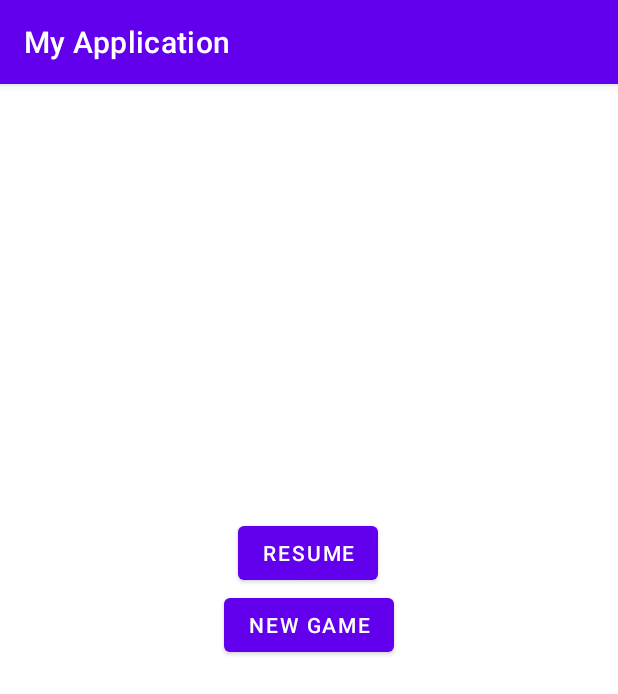
After one commit to Wassim-AlKhouri/TDI, an Android app: the fragment Pause_fragment shown on its own in the app's theme, on a phone screen of 412 x 824 dp. The commit adds this screen. Shown: the top 694 px of the screen. Run offline under Robolectric (Android 15) with nearby library versions, the phone set to English and light mode, and no system bars.

Commit message:
fragment
ajout de framgent de pause + new game

```diff
--- a/app/build.gradle
+++ b/app/build.gradle
@@ -37,6 +37,7 @@ dependencies {
     implementation 'androidx.appcompat:appcompat:1.4.1'
     implementation 'com.google.android.material:material:1.5.0'
     implementation 'androidx.constraintlayout:constraintlayout:2.1.3'
+    implementation 'androidx.legacy:legacy-support-v4:1.0.0'
     testImplementation 'junit:junit:4.13.2'
     androidTestImplementation 'androidx.test.ext:junit:1.1.3'
     androidTestImplementation 'androidx.test.espresso:espresso-core:3.4.0'
--- a/app/src/main/java/com/example/myapplication/Monster.kt
+++ b/app/src/main/java/com/example/myapplication/Monster.kt
@@ -20,7 +20,6 @@ abstract class Monster(open var LastMouvement:Long, open var view: DrawingView,
     var pos = 0
     abstract var health : Int
     var dead = false
-    var deadExplosif = false
     var iced = false
     var iced_time:Long = 0
     var d = 0f
@@ -150,7 +149,7 @@ class Explosif_Monster(override var LastMouvement:Long, override var view: Drawi
 
     override fun attacked(damage: Int, ice: Boolean) {
         health -= damage
-        if (health <= 0){ deadExplosif = true }
+        if (health <= 0){ dead = true }
         if (ice){iced=true;iced_time=SystemClock.elapsedRealtime()}
     }
 
@@ -161,7 +160,7 @@ class Explosif_Monster(override var LastMouvement:Long, override var view: Drawi
                 val ran = (0 until view.Towers.size).random()
                 view.map.Cells[(view.Col * view.Towers[ran].Position[1]) + view.Towers[ran].Position[0]].type = 0
                 view.Towers.remove(view.Towers[ran])
-                this.deadExplosif = true
+                this.dead = true
             }
         }
     }
--- /dev/null
+++ b/app/src/main/java/com/example/myapplication/Pause_fragment.kt
@@ -0,0 +1,68 @@
+package com.example.myapplication
+
+import android.graphics.Color
+import android.os.Bundle
+import android.service.autofill.OnClickAction
+import androidx.fragment.app.Fragment
+import android.view.LayoutInflater
+import android.view.View
+import android.view.ViewGroup
+import android.widget.Button
+
+// TODO: Rename parameter arguments, choose names that match
+// the fragment initialization parameters, e.g. ARG_ITEM_NUMBER
+private const val ARG_PARAM1 = "param1"
+private const val ARG_PARAM2 = "param2"
+
+/**
+ * A simple [Fragment] subclass.
+ * Use the [Pause_fragment.newInstance] factory method to
+ * create an instance of this fragment.
+ */
+class Pause_fragment : Fragment() {
+    // TODO: Rename and change types of parameters
+    private var param1: String? = null
+    private var param2: String? = null
+
+    override fun onCreate(savedInstanceState: Bundle?) {
+        super.onCreate(savedInstanceState)
+    }
+
+    override fun onCreateView(inflater: LayoutInflater, container: ViewGroup?,
+        savedInstanceState: Bundle?): View? {
+        return inflater.inflate(R.layout.pause_fragment, container, false)
+    }
+
+    override fun onViewCreated(view: View, savedInstanceState: Bundle?) {
+        super.onViewCreated(view, savedInstanceState)
+        val btn_resume = view.findViewById<Button>(R.id.btn_resuem)
+        val btn_newgame = view.findViewById<Button>(R.id.btn_newgame)
+        btn_resume.setOnClickListener { OnClickR() }
+        btn_newgame.setOnClickListener { onClickN() }
+    }
+
+    companion object {
+        /**
+         * Use this factory method to create a new instance of
+         * this fragment using the provided parameters.
+         *
+         * @param param1 Parameter 1.
+         * @param param2 Parameter 2.
+         * @return A new instance of fragment Pause_fragment.
+         */
+        // TODO: Rename and change types and number of parameters
+        @JvmStatic
+        fun newInstance() =
+            Pause_fragment().apply {
+
+            }
+    }
+    fun OnClickR(){
+        (activity as MainActivity).supportFragmentManager.beginTransaction().remove(this).commit()
+        (activity as MainActivity).resume()
+    }
+    fun onClickN(){
+        (activity as MainActivity).supportFragmentManager.beginTransaction().remove(this).commit()
+        (activity as MainActivity).new_game()
+    }
+}
--- a/app/src/main/java/com/example/myapplication/Tower.kt
+++ b/app/src/main/java/com/example/myapplication/Tower.kt
@@ -49,7 +49,7 @@ class Money_Tower(override val Position: List<Int>, override val view: DrawingVi
     override fun attack(){
         if ((SystemClock.elapsedRealtime()-last_time) >= attack_interval){
             last_time = SystemClock.elapsedRealtime()
-            view.money+=damage
+            view.player.money+=damage
         }
     }
 
--- a/app/src/main/java/com/example/myapplication/Tower_Manager.kt
+++ b/app/src/main/java/com/example/myapplication/Tower_Manager.kt
@@ -38,11 +38,5 @@ class Tower_Manager(val view: DrawingView):Runnable {
         playing = false
         thread.join()
     }
-    /*
-    fun draw(canvas: Canvas){
-        for (tower in view.Towers){
-            tower.draw(canvas)
-        }
-    }*/
 
 }
--- /dev/null
+++ b/app/src/main/res/layout/pause_fragment.xml
@@ -0,0 +1,32 @@
+<?xml version="1.0" encoding="utf-8"?>
+<androidx.constraintlayout.widget.ConstraintLayout xmlns:android="http://schemas.android.com/apk/res/android"
+    xmlns:app="http://schemas.android.com/apk/res-auto"
+    xmlns:tools="http://schemas.android.com/tools"
+    android:layout_width="match_parent"
+    android:layout_height="match_parent"
+    android:background="#FFFFFF"
+    tools:context=".Pause_fragment">
+
+
+    <Button
+        android:id="@+id/btn_resuem"
+        android:layout_width="wrap_content"
+        android:layout_height="wrap_content"
+        android:text="Resume"
+        app:layout_constraintBottom_toBottomOf="parent"
+        app:layout_constraintEnd_toEndOf="parent"
+        app:layout_constraintHorizontal_bias="0.498"
+        app:layout_constraintStart_toStartOf="parent"
+        app:layout_constraintTop_toTopOf="parent"
+        app:layout_constraintVertical_bias="0.401" />
+
+    <Button
+        android:id="@+id/btn_newgame"
+        android:layout_width="wrap_content"
+        android:layout_height="wrap_content"
+        android:text="New Game"
+        app:layout_constraintEnd_toEndOf="parent"
+        app:layout_constraintStart_toStartOf="parent"
+        app:layout_constraintTop_toBottomOf="@+id/btn_resuem" />
+
+</androidx.constraintlayout.widget.ConstraintLayout>
--- a/app/src/main/res/values/strings.xml
+++ b/app/src/main/res/values/strings.xml
@@ -1,3 +1,5 @@
 <resources>
     <string name="app_name">My Application</string>
+    <!-- TODO: Remove or change this placeholder text -->
+    <string name="hello_blank_fragment">Hello blank fragment</string>
 </resources>
--- a/build.gradle
+++ b/build.gradle
@@ -2,7 +2,7 @@
 plugins {
     id 'com.android.application' version '7.1.1' apply false
     id 'com.android.library' version '7.1.1' apply false
-    id 'org.jetbrains.kotlin.android' version '1.5.30' apply false
+    id 'org.jetbrains.kotlin.android' version '1.6.20' apply false
 }
 
 task clean(type: Delete) {
```
Also changed, not shown: app/src/main/java/com/example/myapplication/DrawingView.kt (+11 -7 lines), app/src/main/java/com/example/myapplication/MainActivity.kt (+31 -7 lines), app/src/main/java/com/example/myapplication/Map.kt (+9 -0 lines), app/src/main/java/com/example/myapplication/Monster_Manager.kt (+15 -11 lines), app/src/main/java/com/example/myapplication/Player.kt (added, +26 -0 lines), app/src/main/java/com/example/myapplication/Time.kt (+8 -4 lines), app/src/main/res/layout/activity_main.xml (+9 -0 lines).
